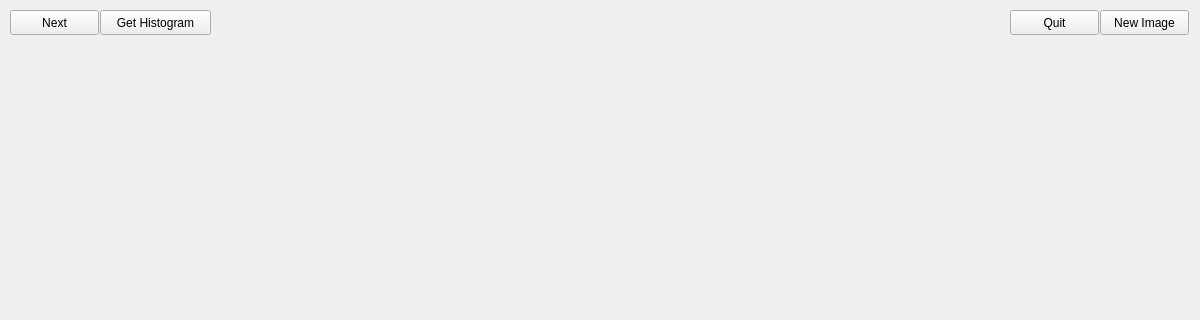
This is Project_1/mainwindow.ui in megarage9000/CMPT365 as Qt 5 draws it before an edit; both pictures show x 0 to 1200 and y 0 to 320 of the 1200 by 800 pixel window. The edited form follows.
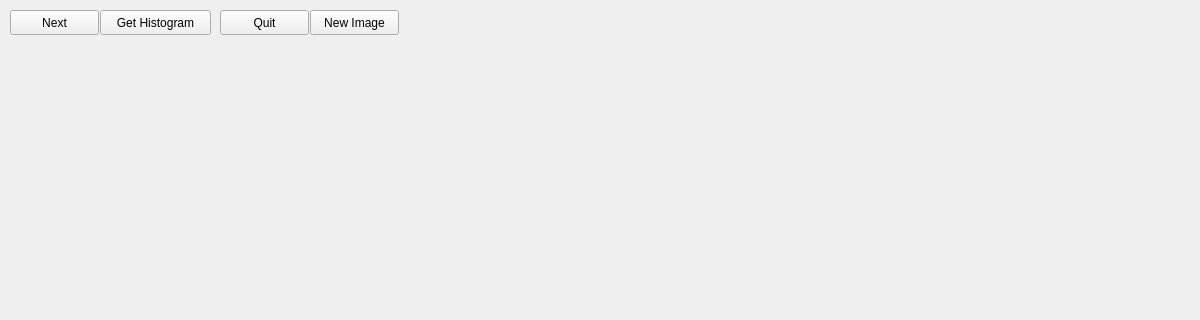
This is the edited form.

Patch:
```diff
--- a/Project_1/mainwindow.ui
+++ b/Project_1/mainwindow.ui
@@ -30,7 +30,7 @@
    <widget class="QPushButton" name="pushButton_2">
     <property name="geometry">
      <rect>
-      <x>1100</x>
+      <x>310</x>
       <y>10</y>
       <width>89</width>
       <height>25</height>
@@ -56,7 +56,7 @@
    <widget class="QPushButton" name="pushButton_4">
     <property name="geometry">
      <rect>
-      <x>1010</x>
+      <x>220</x>
       <y>10</y>
       <width>89</width>
       <height>25</height>
@@ -66,7 +66,7 @@
      <string>Quit</string>
     </property>
    </widget>
-   <widget class="QWidget" name="">
+   <widget class="QWidget" name="layoutWidget">
     <property name="geometry">
      <rect>
       <x>0</x>
```
Left out of the diff: 2 changed lines with no effect on the pictures.
